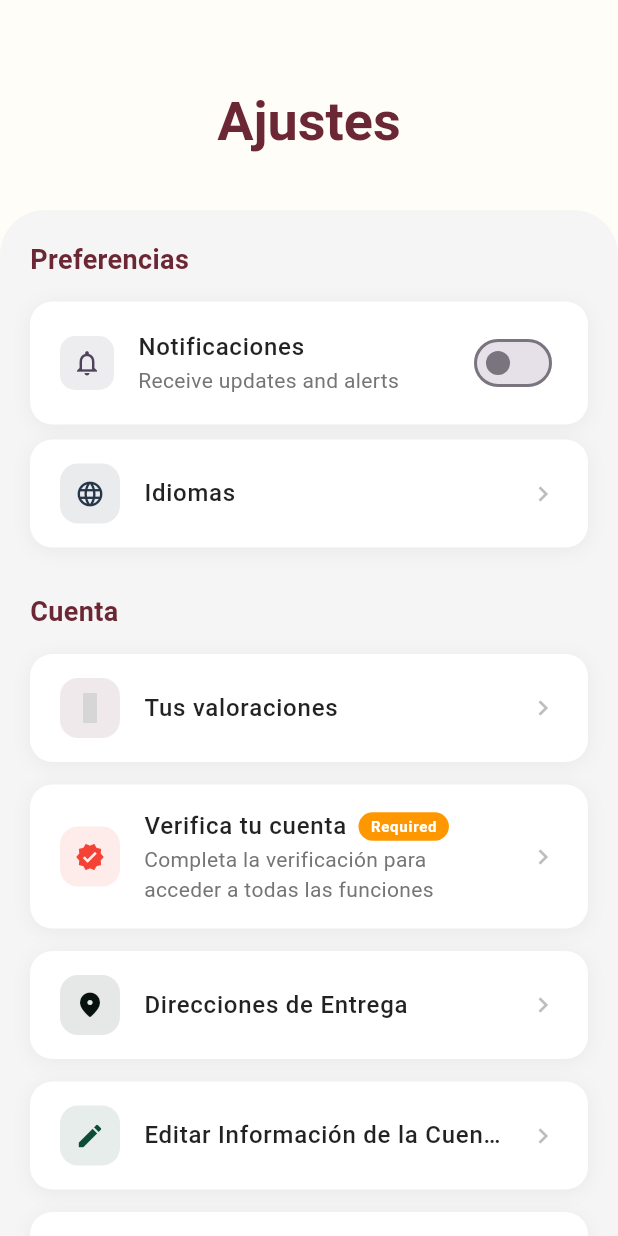
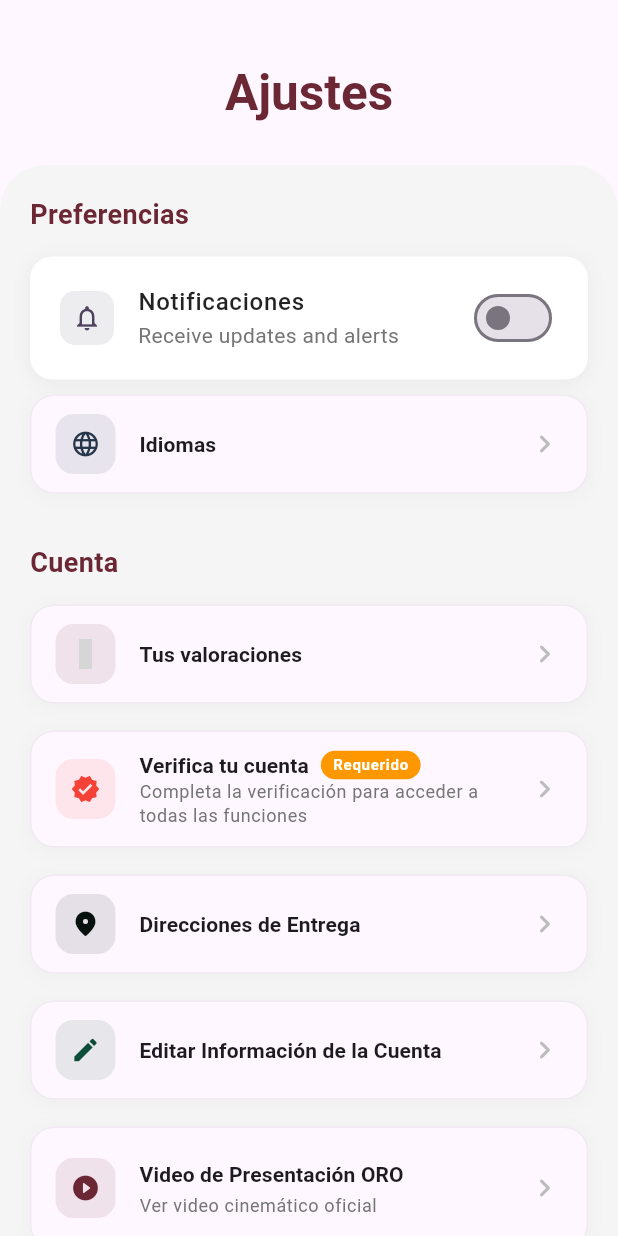
Before and after one commit to emmahiguita/ORO, a Flutter app: the Settings screen opened directly, on a phone screen of 412 x 824 dp. Run offline on Flutter 3.47's test engine with Material 3 defaults, Android fonts, the phone set to English and light mode, and no system bars; our stand-ins replace cached_network_image, cloud_firestore, dartz, dio, file_picker, firebase_core and 23 more; missing offline and left inert: app_settings, drop_down_list, flutter_cupertino_datetime_picker, flutter_google_places_hoc081098, flutter_polyline_points, flutter_ringtone_player and 1 more; accounts and stored records are empty; project files that could hold a hidden picture were left out; grey boxes are pictures that could not be loaded.

Commit message:
refactor(solid): encapsulate user ID access, eliminate duplicated order mappings, and adapt settings to theme

```diff
--- a/lib/controller/address/addmoredetailscontroller.dart
+++ b/lib/controller/address/addmoredetailscontroller.dart
@@ -79,7 +79,7 @@
       statusRequest = StatusRequest.loding;
       update();
       var response = await addressData.addAddress(
-        services.sharedPreferences.getString("id")!,
+        services.userId,
         addressName!.text,
         buildingName!.text,
         aptNumber!.text,
--- a/lib/controller/address/viewaddreesscontroller.dart
+++ b/lib/controller/address/viewaddreesscontroller.dart
@@ -27,8 +27,7 @@
   @override
   getUserAddresses() async {
     statusRequest = StatusRequest.loding;
-    var response = await addressData
-        .getAddress(services.sharedPreferences.getString("id")!);
+    var response = await addressData.getAddress(services.userId);
     statusRequest = handlingdata(response);
     if (statusRequest == StatusRequest.success) {
       if (response["status"] == "success") {
--- a/lib/controller/delivery/acceptedorderscontroller.dart
+++ b/lib/controller/delivery/acceptedorderscontroller.dart
@@ -33,8 +33,8 @@
     statusRequest = StatusRequest.loding;
     update();
     acceptedOrders.clear();
-    var response = await deliveryData
-        .getAcceptedOrders(services.sharedPreferences.getString("id")!);
+    var response =
+        await deliveryData.getAcceptedOrders(services.userId);
     statusRequest = handlingdata(response);
     if (statusRequest == StatusRequest.success) {
       if (response["status"] == "success") {
--- a/lib/controller/delivery/deliveredcontroller.dart
+++ b/lib/controller/delivery/deliveredcontroller.dart
@@ -25,8 +25,8 @@
     statusRequest = StatusRequest.loding;
     update();
     delivered.clear();
-    var response = await deliveryData
-        .getDeliveredOrders(services.sharedPreferences.getString("id")!);
+    var response =
+        await deliveryData.getDeliveredOrders(services.userId);
     statusRequest = handlingdata(response);
     if (statusRequest == StatusRequest.success) {
       if (response["status"] == "success") {
--- a/lib/controller/delivery/deliveryhomecontroller.dart
+++ b/lib/controller/delivery/deliveryhomecontroller.dart
@@ -69,8 +69,8 @@
   getNotificationsCount() async {
     statusRequestNotification = StatusRequest.loding;
     data.clear();
-    var response = await notificationData
-        .getNotificationCount(services.sharedPreferences.getString("id")!);
+    var response =
+        await notificationData.getNotificationCount(services.userId);
     statusRequestNotification = handlingdata(response);
     if (statusRequestNotification == StatusRequest.success) {
       if (response["status"] == "success") {
--- a/lib/controller/delivery/deliveryrequestscontroller.dart
+++ b/lib/controller/delivery/deliveryrequestscontroller.dart
@@ -81,8 +81,8 @@
   acceptorder(userid, orderid) async {
     loading = true;
     update();
-    var response = await deliveryData.acceptOrder(
-        userid, orderid, services.sharedPreferences.getString("id")!);
+    var response =
+        await deliveryData.acceptOrder(userid, orderid, services.userId);
     statusRequest = handlingdata(response);
     if (statusRequest == StatusRequest.success) {
       getUndeliveredOrders();
--- a/lib/controller/orders/archivedorderscontroller.dart
+++ b/lib/controller/orders/archivedorderscontroller.dart
@@ -24,8 +24,7 @@
   getArchivedOrders() async {
     statusRequest = StatusRequest.loding;
     archivedOrders.clear();
-    var response = await orderData
-        .getArchivedOrders(services.sharedPreferences.getString("id")!);
+    var response = await orderData.getArchivedOrders(services.userId);
     statusRequest = handlingdata(response);
     if (statusRequest == StatusRequest.success) {
       if (response["status"] == "success") {
--- a/lib/controller/orders/orderdetailscontroller.dart
+++ b/lib/controller/orders/orderdetailscontroller.dart
@@ -29,7 +29,7 @@
     statusRequest = StatusRequest.loding;
     orderDetails.clear();
     var response = await orderData.getOrderDetails(
-        services.sharedPreferences.getString("id")!, orderid!);
+        services.userId, orderid?.toString() ?? "");
     statusRequest = handlingdata(response);
     if (statusRequest == StatusRequest.success) {
       if (response["status"] == "success") {
--- a/lib/controller/orders/pendingorderscontroller.dart
+++ b/lib/controller/orders/pendingorderscontroller.dart
@@ -30,8 +30,7 @@
   getPendingOrders() async {
     statusRequest = StatusRequest.loding;
     pendingOrders.clear();
-    var response = await orderData
-        .getPendingOrders(services.sharedPreferences.getString("id")!);
+    var response = await orderData.getPendingOrders(services.userId);
     statusRequest = handlingdata(response);
     if (statusRequest == StatusRequest.success) {
       if (response["status"] == "success") {
--- a/lib/controller/profile/profilecontroller.dart
+++ b/lib/controller/profile/profilecontroller.dart
@@ -44,8 +44,8 @@
     data.clear();
     statusRequest = StatusRequest.loding;
     update();
-    var response = await profileData
-        .getCountOrders(services.sharedPreferences.getString("id")!);
+    var response =
+        await profileData.getCountOrders(services.userId);
     statusRequest = handlingdata(response);
     if (statusRequest == StatusRequest.success) {
       if (response["status"] == "success") {
--- a/lib/core/services/services.dart
+++ b/lib/core/services/services.dart
@@ -17,6 +17,10 @@
   bool firebaseReady = false;
   String? authToken;
   StreamSubscription<String>? _tokenRefreshSubscription;
+
+  String get userId => sharedPreferences.getString("id") ?? "1";
+  String? get currentUserId => sharedPreferences.getString("id");
+  bool get isLoggedIn => sharedPreferences.getString("id") != null;
 
   Future<Services> init() async {
     sharedPreferences = await SharedPreferences.getInstance();
--- a/lib/view/screens/settings/settings.dart
+++ b/lib/view/screens/settings/settings.dart
@@ -15,27 +15,31 @@
 
   @override
   Widget build(BuildContext context) {
+    final theme = Theme.of(context);
+    final isDark = theme.brightness == Brightness.dark;
+
     return GetBuilder<SettingControllerImp>(
       init: SettingControllerImp(),
       builder: (controller) => SafeArea(
         child: Scaffold(
-          backgroundColor: Appcolor.white,
+          backgroundColor: theme.scaffoldBackgroundColor,
           body: CustomScrollView(
+            physics: const BouncingScrollPhysics(),
             slivers: [
               // App Bar
-            const SliverAppBar(
-              expandedHeight: 120,
+              SliverAppBar(
+                expandedHeight: 100,
                 floating: false,
                 pinned: true,
-              backgroundColor: Appcolor.white,
+                backgroundColor: theme.scaffoldBackgroundColor,
                 elevation: 0,
                 flexibleSpace: FlexibleSpaceBar(
                   title: Text(
                     'Ajustes',
                     style: TextStyle(
-                    color: Appcolor.berry,
+                      color: isDark ? Colors.white : Appcolor.berry,
                       fontWeight: FontWeight.bold,
-                    fontSize: 24,
+                      fontSize: 22,
                     ),
                   ),
                   centerTitle: true,
@@ -45,10 +49,12 @@
               // Settings Content
               SliverToBoxAdapter(
                 child: Container(
-                margin: const EdgeInsets.only(top: 20),
-                decoration: const BoxDecoration(
-                  color: Color.fromARGB(245, 245, 245, 245),
-                  borderRadius: BorderRadius.only(
+                  margin: const EdgeInsets.only(top: 10),
+                  decoration: BoxDecoration(
+                    color: isDark
+                        ? Colors.white.withValues(alpha: 0.03)
+                        : const Color.fromARGB(245, 245, 245, 245),
+                    borderRadius: const BorderRadius.only(
                       topLeft: Radius.circular(30),
                       topRight: Radius.circular(30),
                     ),
--- a/lib/view/widgets/settings/settingstile.dart
+++ b/lib/view/widgets/settings/settingstile.dart
@@ -21,14 +21,21 @@
 
   @override
   Widget build(BuildContext context) {
+    final theme = Theme.of(context);
+    final isDark = theme.brightness == Brightness.dark;
+
     return Container(
-      margin: const EdgeInsets.only(bottom: 5),
+      margin: const EdgeInsets.only(bottom: 8),
       decoration: BoxDecoration(
-        color: Colors.white,
-        borderRadius: BorderRadius.circular(15),
+        color: theme.colorScheme.surface,
+        borderRadius: BorderRadius.circular(16),
+        border: Border.all(
+          color: theme.colorScheme.onSurface
+              .withValues(alpha: isDark ? 0.12 : 0.06),
+        ),
         boxShadow: [
           BoxShadow(
-            color: Colors.black.withValues(alpha: 0.05),
+            color: Colors.black.withValues(alpha: isDark ? 0.2 : 0.03),
             blurRadius: 10,
             offset: const Offset(0, 2),
           ),
@@ -37,13 +44,14 @@
       child: Material(
         type: MaterialType.transparency,
         child: ListTile(
-          splashColor: Appcolor.amaranthpink,
+          splashColor: Appcolor.amaranthpink.withValues(alpha: 0.1),
+          shape: RoundedRectangleBorder(borderRadius: BorderRadius.circular(16)),
           contentPadding:
-              const EdgeInsets.symmetric(horizontal: 20, vertical: 8),
+              const EdgeInsets.symmetric(horizontal: 16, vertical: 4),
           leading: Container(
             padding: const EdgeInsets.all(10),
             decoration: BoxDecoration(
-              color: iconColor.withValues(alpha: 0.1),
+              color: iconColor.withValues(alpha: isDark ? 0.2 : 0.1),
               borderRadius: BorderRadius.circular(12),
             ),
             child: Icon(
@@ -58,10 +66,8 @@
                 child: Text(
                   title,
                   overflow: TextOverflow.ellipsis,
-                  style: const TextStyle(
-                    fontSize: 16,
-                    fontWeight: FontWeight.w500,
-                    color: Colors.black87,
+                  style: theme.textTheme.titleSmall?.copyWith(
+                    fontWeight: FontWeight.w600,
                   ),
                 ),
               ),
@@ -75,7 +81,7 @@
                     borderRadius: BorderRadius.circular(10),
                   ),
                   child: const Text(
-                    "Required",
+                    "Requerido",
                     style: TextStyle(
                       color: Colors.white,
                       fontSize: 10,
@@ -89,21 +95,16 @@
           subtitle: subtitle != null
               ? Text(
                   subtitle!,
-                  style: TextStyle(
-                    fontSize: 14,
-                    color: Colors.grey[600],
+                  style: theme.textTheme.bodySmall?.copyWith(
+                    color: isDark ? Colors.grey[400] : Colors.grey[600],
                   ),
                 )
               : null,
           trailing: Icon(
-            Icons.chevron_right,
-            color: Colors.grey[400],
-            size: 20,
+            Icons.chevron_right_rounded,
+            color: isDark ? Colors.grey[500] : Colors.grey[400],
           ),
           onTap: onTap,
-          shape: RoundedRectangleBorder(
-            borderRadius: BorderRadius.circular(15),
-          ),
         ),
       ),
     );
```
Also changed, not shown: lib/controller/favourites/favouritesController.dart (+5 -5 lines), lib/controller/items/itemsController.dart (+3 -5 lines), lib/core/functions/notificationconfiguration.dart (+13 -5 lines), lib/data/model/ordersmodel.dart (+49 -0 lines). Lines whose indentation alone changed are shown as unchanged.
